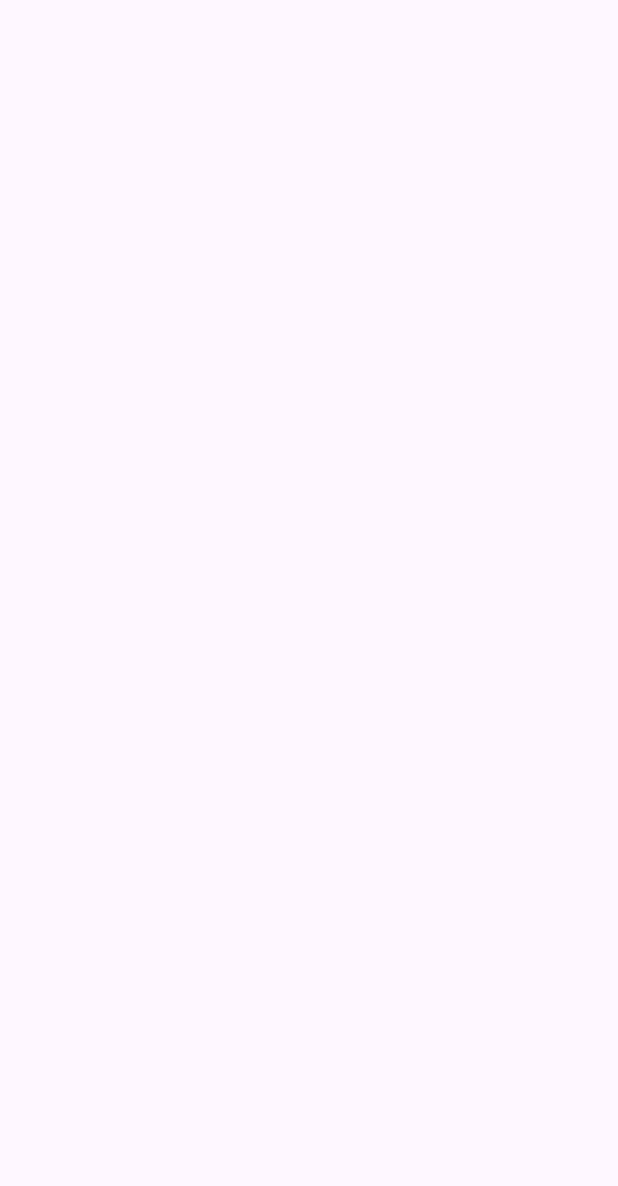
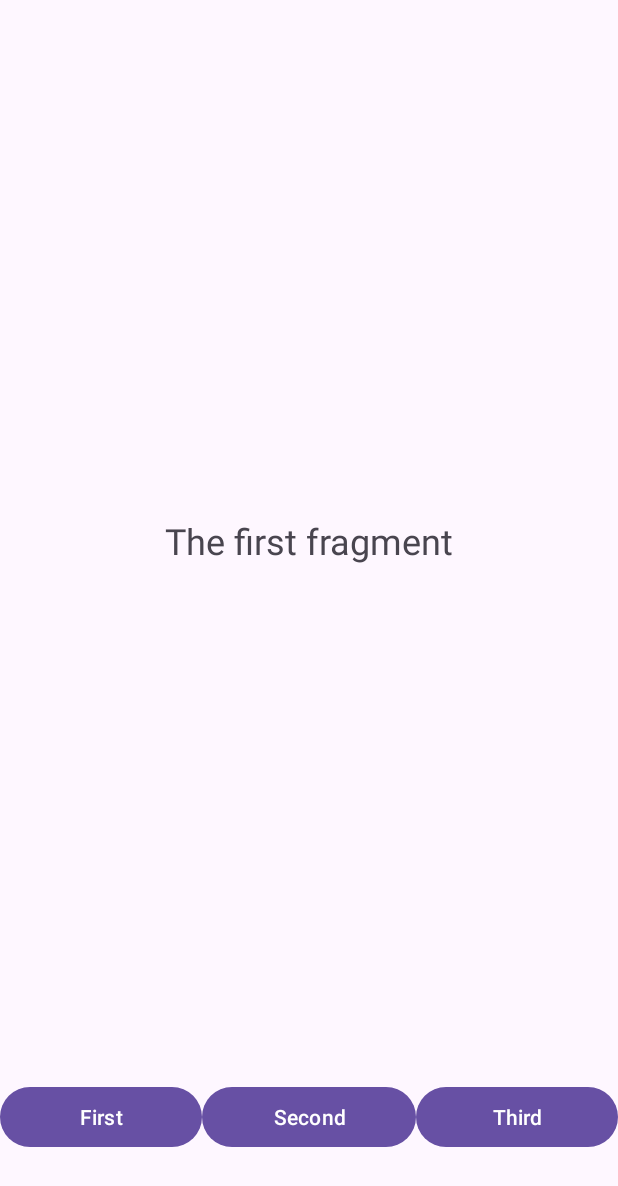
Before and after one commit to raaveinm/LeAndroidPractice, an Android app: the screen it shows after launch (MainActivity), on a phone screen of 412 x 824 dp. Before the commit the part shown is empty. Shown: the top 1186 px of the screen. Run offline under Robolectric (Android 15) with nearby library versions, the phone set to English and light mode, and no system bars.

Commit message:
Le practical work#4 Different methods of fragment declaration, simple navigation

```diff
--- /dev/null
+++ b/app/src/main/java/com/raaceinm/androidpracticals/FirstFragment.java
@@ -0,0 +1,63 @@
+package com.raaceinm.androidpracticals;
+
+import android.os.Bundle;
+
+import androidx.fragment.app.Fragment;
+
+import android.view.LayoutInflater;
+import android.view.View;
+import android.view.ViewGroup;
+
+/**
+ * A simple {@link Fragment} subclass.
+ * Use the {@link FirstFragment#newInstance} factory method to
+ * create an instance of this fragment.
+ */
+public class FirstFragment extends Fragment {
+
+    // TODO: Rename parameter arguments, choose names that match
+    // the fragment initialization parameters, e.g. ARG_ITEM_NUMBER
+    private static final String ARG_PARAM1 = "param1";
+    private static final String ARG_PARAM2 = "param2";
+
+    // TODO: Rename and change types of parameters
+    private String mParam1;
+    private String mParam2;
+
+    public FirstFragment() {
+        // Required empty public constructor
+    }
+
+    /**
+     * Use this factory method to create a new instance of
+     * this fragment using the provided parameters.
+     *
+     * @param param1 Parameter 1.
+     * @param param2 Parameter 2.
+     * @return A new instance of fragment FirstFragment.
+     */
+    // TODO: Rename and change types and number of parameters
+    public static FirstFragment newInstance(String param1, String param2) {
+        FirstFragment fragment = new FirstFragment();
+        Bundle args = new Bundle();
+        args.putString(ARG_PARAM1, param1);
+        args.putString(ARG_PARAM2, param2);
+        fragment.setArguments(args);
+        return fragment;
+    }
+
+    @Override
+    public void onCreate(Bundle savedInstanceState) {
+        super.onCreate(savedInstanceState);
+        if (getArguments() != null) {
+            mParam1 = getArguments().getString(ARG_PARAM1);
+            mParam2 = getArguments().getString(ARG_PARAM2);
+        }
+    }
+
+    @Override
+    public View onCreateView(LayoutInflater inflater, ViewGroup container,
+                             Bundle savedInstanceState) {
+        return inflater.inflate(R.layout.fragment_first, container, false);
+    }
+}
--- a/app/src/main/java/com/raaceinm/androidpracticals/MainActivity.java
+++ b/app/src/main/java/com/raaceinm/androidpracticals/MainActivity.java
@@ -1,13 +1,15 @@
 package com.raaceinm.androidpracticals;
 
 import android.os.Bundle;
+import android.view.View;
+import android.widget.Button;
 
 import androidx.appcompat.app.AppCompatActivity;
 
 import androidx.core.graphics.Insets;
 import androidx.core.view.ViewCompat;
 import androidx.core.view.WindowInsetsCompat;
-
+import androidx.fragment.app.Fragment;
 
 
 public class MainActivity extends AppCompatActivity {
@@ -16,10 +18,47 @@ public class MainActivity extends AppCompatActivity {
     protected void onCreate(Bundle savedInstanceState) {
         super.onCreate(savedInstanceState);
         setContentView(R.layout.activity_main);
-        ViewCompat.setOnApplyWindowInsetsListener(findViewById(R.id.main), (v, insets) -> {
-            Insets systemBars = insets.getInsets(WindowInsetsCompat.Type.systemBars());
-            v.setPadding(systemBars.left, systemBars.top, systemBars.right, systemBars.bottom);
-            return insets;
+
+        ViewCompat.setOnApplyWindowInsetsListener(findViewById(R.id.main),
+                (v, insets) -> {
+                    Insets systemBars = insets.getInsets(WindowInsetsCompat.Type.systemBars());
+                    v.setPadding(systemBars.left, systemBars.top, systemBars.right, systemBars.bottom);
+                    return insets;
         });
+
+    }
+
+    @Override
+    protected void onStart() {
+
+        Button first = findViewById(R.id.frost);
+        Button second = findViewById(R.id.smoke);
+        Button third = findViewById(R.id.thermite);
+        View firstFragment = findViewById(R.id.firstFragment);
+        View secondFragment = findViewById(R.id.SecondFragment);
+        View thirdFragment = findViewById(R.id.ThirdFragment);
+
+        getSupportFragmentManager().beginTransaction().add
+                (R.id.SecondFragment, new SecondFragment()).commit();
+
+        first.setOnClickListener(v -> {
+            firstFragment.setVisibility(View.VISIBLE);
+            secondFragment.setVisibility(View.GONE);
+            thirdFragment.setVisibility(View.GONE);
+        });
+
+        second.setOnClickListener(v -> {
+            firstFragment.setVisibility(View.GONE);
+            secondFragment.setVisibility(View.VISIBLE);
+            thirdFragment.setVisibility(View.GONE);
+
+        });
+        third.setOnClickListener(v -> {
+            firstFragment.setVisibility(View.GONE);
+            secondFragment.setVisibility(View.GONE);
+            thirdFragment.setVisibility(View.VISIBLE);
+        });
+
+        super.onStart();
     }
 }
--- /dev/null
+++ b/app/src/main/java/com/raaceinm/androidpracticals/SecondFragment.java
@@ -0,0 +1,64 @@
+package com.raaceinm.androidpracticals;
+
+import android.os.Bundle;
+
+import androidx.fragment.app.Fragment;
+
+import android.view.LayoutInflater;
+import android.view.View;
+import android.view.ViewGroup;
+
+/**
+ * A simple {@link Fragment} subclass.
+ * Use the {@link SecondFragment#newInstance} factory method to
+ * create an instance of this fragment.
+ */
+public class SecondFragment extends Fragment {
+
+    // TODO: Rename parameter arguments, choose names that match
+    // the fragment initialization parameters, e.g. ARG_ITEM_NUMBER
+    private static final String ARG_PARAM1 = "param1";
+    private static final String ARG_PARAM2 = "param2";
+
+    // TODO: Rename and change types of parameters
+    private String mParam1;
+    private String mParam2;
+
+    public SecondFragment() {
+        // Required empty public constructor
+    }
+
+    /**
+     * Use this factory method to create a new instance of
+     * this fragment using the provided parameters.
+     *
+     * @param param1 Parameter 1.
+     * @param param2 Parameter 2.
+     * @return A new instance of fragment SecondFragment.
+     */
+    // TODO: Rename and change types and number of parameters
+    public static SecondFragment newInstance(String param1, String param2) {
+        SecondFragment fragment = new SecondFragment();
+        Bundle args = new Bundle();
+        args.putString(ARG_PARAM1, param1);
+        args.putString(ARG_PARAM2, param2);
+        fragment.setArguments(args);
+        return fragment;
+    }
+
+    @Override
+    public void onCreate(Bundle savedInstanceState) {
+        super.onCreate(savedInstanceState);
+        if (getArguments() != null) {
+            mParam1 = getArguments().getString(ARG_PARAM1);
+            mParam2 = getArguments().getString(ARG_PARAM2);
+        }
+    }
+
+    @Override
+    public View onCreateView(LayoutInflater inflater, ViewGroup container,
+                             Bundle savedInstanceState) {
+        // Inflate the layout for this fragment
+        return inflater.inflate(R.layout.fragment_second, container, false);
+    }
+}
--- /dev/null
+++ b/app/src/main/java/com/raaceinm/androidpracticals/ThirdFragment.java
@@ -0,0 +1,64 @@
+package com.raaceinm.androidpracticals;
+
+import android.os.Bundle;
+
+import androidx.fragment.app.Fragment;
+
+import android.view.LayoutInflater;
+import android.view.View;
+import android.view.ViewGroup;
+
+/**
+ * A simple {@link Fragment} subclass.
+ * Use the {@link ThirdFragment#newInstance} factory method to
+ * create an instance of this fragment.
+ */
+public class ThirdFragment extends Fragment {
+
+    // TODO: Rename parameter arguments, choose names that match
+    // the fragment initialization parameters, e.g. ARG_ITEM_NUMBER
+    private static final String ARG_PARAM1 = "param1";
+    private static final String ARG_PARAM2 = "param2";
+
+    // TODO: Rename and change types of parameters
+    private String mParam1;
+    private String mParam2;
+
+    public ThirdFragment() {
+        // Required empty public constructor
+    }
+
+    /**
+     * Use this factory method to create a new instance of
+     * this fragment using the provided parameters.
+     *
+     * @param param1 Parameter 1.
+     * @param param2 Parameter 2.
+     * @return A new instance of fragment ThirdFragment.
+     */
+    // TODO: Rename and change types and number of parameters
+    public static ThirdFragment newInstance(String param1, String param2) {
+        ThirdFragment fragment = new ThirdFragment();
+        Bundle args = new Bundle();
+        args.putString(ARG_PARAM1, param1);
+        args.putString(ARG_PARAM2, param2);
+        fragment.setArguments(args);
+        return fragment;
+    }
+
+    @Override
+    public void onCreate(Bundle savedInstanceState) {
+        super.onCreate(savedInstanceState);
+        if (getArguments() != null) {
+            mParam1 = getArguments().getString(ARG_PARAM1);
+            mParam2 = getArguments().getString(ARG_PARAM2);
+        }
+    }
+
+    @Override
+    public View onCreateView(LayoutInflater inflater, ViewGroup container,
+                             Bundle savedInstanceState) {
+        // Inflate the layout for this fragment
+        return inflater.inflate(R.layout.fragment_third, container, false);
+    }
+}
--- a/app/src/main/res/layout/activity_main.xml
+++ b/app/src/main/res/layout/activity_main.xml
@@ -1,5 +1,6 @@
 <?xml version="1.0" encoding="utf-8"?>
-<androidx.constraintlayout.widget.ConstraintLayout
+<LinearLayout
+    android:orientation="vertical"
     xmlns:android="http://schemas.android.com/apk/res/android"
     xmlns:tools="http://schemas.android.com/tools"
     android:id="@+id/main"
@@ -7,5 +8,58 @@
     android:layout_height="match_parent"
     tools:context=".MainActivity">
 
+    <fragment
+        android:id="@+id/firstFragment"
+        android:name="com.raaceinm.androidpracticals.FirstFragment"
+        android:layout_width="match_parent"
+        android:layout_height="0dp"
+        android:layout_weight="3.5"
+        android:background="?android:attr/windowBackground"/>
 
-</androidx.constraintlayout.widget.ConstraintLayout>
+    <FrameLayout
+        android:id="@+id/SecondFragment"
+        android:layout_width="match_parent"
+        android:layout_height="0dp"
+        android:layout_weight="3.5"
+        android:visibility="gone"
+        android:background="?android:attr/windowBackground" />
+
+    <androidx.fragment.app.FragmentContainerView
+        android:id="@+id/ThirdFragment"
+        android:name="com.raaceinm.androidpracticals.ThirdFragment"
+        android:layout_width="match_parent"
+        android:layout_height="0dp"
+        android:layout_weight="3.5"
+        android:visibility="gone"
+        android:background="?android:attr/windowBackground"/>
+
+    <LinearLayout
+        android:layout_width="match_parent"
+        android:layout_height="0dp"
+        android:layout_weight=".5"
+        android:orientation="horizontal"
+        android:visibility="visible">
+
+        <Button
+            android:id="@+id/frost"
+            android:layout_width="wrap_content"
+            android:layout_height="wrap_content"
+            android:layout_weight="1"
+            android:text="First" />
+
+        <Button
+            android:id="@+id/smoke"
+            android:layout_width="wrap_content"
+            android:layout_height="wrap_content"
+            android:layout_weight="1"
+            android:text="Second" />
+
+        <Button
+            android:id="@+id/thermite"
+            android:layout_width="wrap_content"
+            android:layout_height="wrap_content"
+            android:layout_weight="1"
+            android:text="Third" />
+    </LinearLayout>
+
+</LinearLayout>
--- /dev/null
+++ b/app/src/main/res/layout/fragment_first.xml
@@ -0,0 +1,16 @@
+<?xml version="1.0" encoding="utf-8"?>
+<FrameLayout xmlns:android="http://schemas.android.com/apk/res/android"
+    xmlns:tools="http://schemas.android.com/tools"
+    android:layout_width="match_parent"
+    android:layout_height="match_parent"
+    tools:context=".FirstFragment">
+
+    <!-- TODO: Update blank fragment layout -->
+    <TextView
+        android:layout_width="match_parent"
+        android:layout_height="match_parent"
+        android:text="The first fragment"
+        android:textSize="24sp"
+        android:gravity="center" />
+
+</FrameLayout>
--- a/app/src/main/res/values/strings.xml
+++ b/app/src/main/res/values/strings.xml
@@ -4,4 +4,6 @@
     <string name="i_want_to_teleport">Drop me</string>
     <string name="completed_sheesh">www.porsche.com</string>
     <string name="error_accessing_file">Error accessing file</string>
+    <!-- TODO: Remove or change this placeholder text -->
+    <string name="hello_blank_fragment">Hello blank fragment</string>
 </resources>
--- a/app/src/main/res/values/themes.xml
+++ b/app/src/main/res/values/themes.xml
@@ -1,8 +1,6 @@
 <resources xmlns:tools="http://schemas.android.com/tools">
     <!-- Base application theme. -->
     <style name="Base.Theme.AndroidPracticals" parent="Theme.Material3.DayNight.NoActionBar">
-        <!-- Customize your light theme here. -->
-        <!-- <item name="colorPrimary">@color/my_light_primary</item> -->
     </style>
 
     <style name="Theme.AndroidPracticals" parent="Base.Theme.AndroidPracticals" />
```
Also changed, not shown: app/src/main/res/layout/fragment_second.xml (added, +16 -0 lines), app/src/main/res/layout/fragment_third.xml (added, +16 -0 lines), 1 other file.
